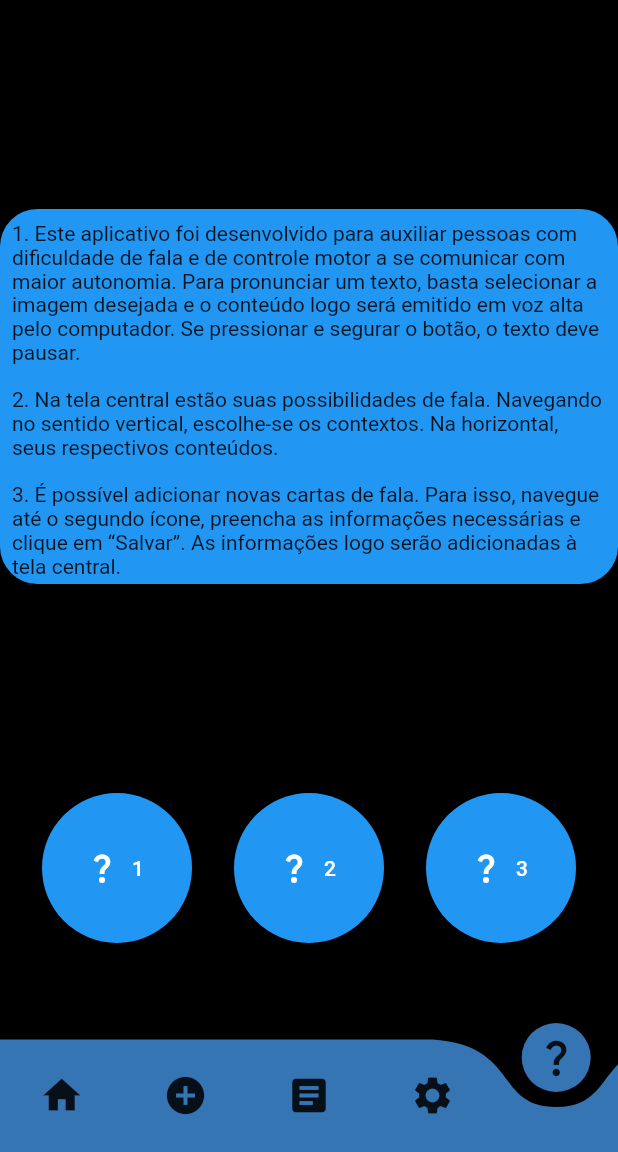
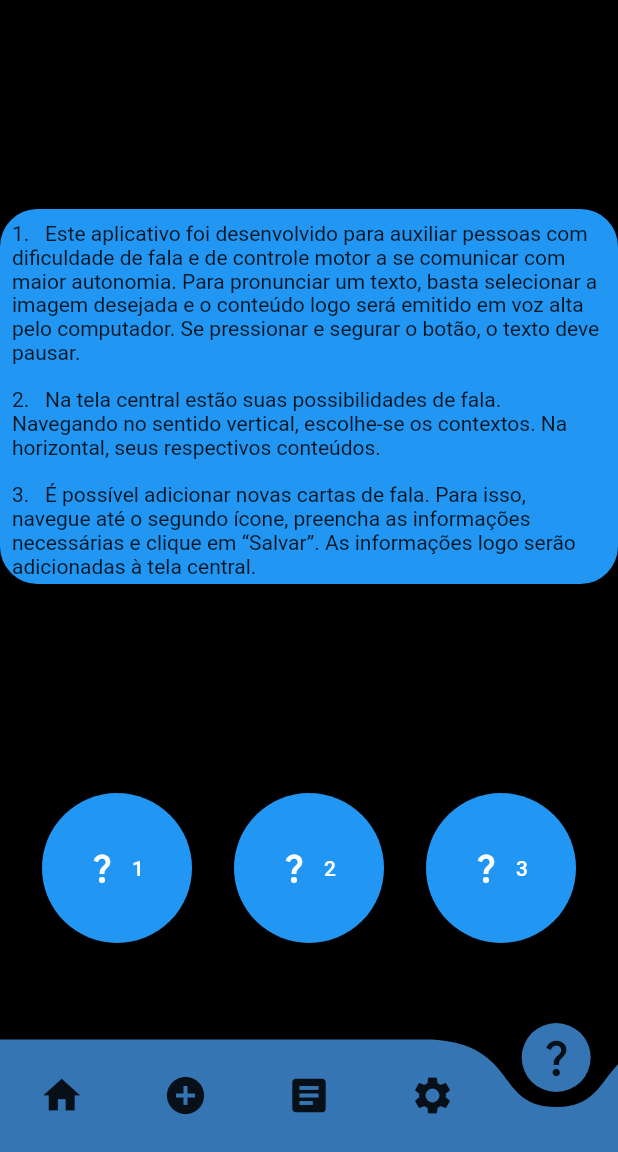
Before and after one commit to BrunoCsr/Todo-Controle-oficial, a Flutter app: the screen it shows after launch, item 5 of the bottom bar chosen, on a phone screen of 412 x 824 dp, the part 84-1236 px from its top. Run offline on Flutter 3.47's test engine with Material 2 defaults, Android fonts, the phone set to English and light mode, and no system bars; drawn by our look-alikes of curved_navigation_bar; our stand-ins replace cross_file, flutter_tts, google_fonts; missing offline and left inert: dart:html, desktop_drop; network calls fail; key blocks and very long unbroken strings in the code were emptied for the run.

Commit message:
fourth commit

```diff
--- a/lib/pages/AboutSceen.dart
+++ b/lib/pages/AboutSceen.dart
@@ -32,11 +32,11 @@ class _AboutScreenState extends State<AboutScreen> {
   }
 
   String texto1 =
-      "1. Este aplicativo foi desenvolvido para auxiliar pessoas com dificuldade de fala e de controle motor a se comunicar com maior autonomia. Para pronunciar um texto, basta selecionar a imagem desejada e o conteúdo logo será emitido em voz alta pelo computador. Se pressionar e segurar o botão, o texto deve pausar.";
+      "Este aplicativo foi desenvolvido para auxiliar pessoas com dificuldade de fala e de controle motor a se comunicar com maior autonomia. Para pronunciar um texto, basta selecionar a imagem desejada e o conteúdo logo será emitido em voz alta pelo computador. Se pressionar e segurar o botão, o texto deve pausar.";
   String texto2 =
-      "2. Na tela central estão suas possibilidades de fala. Navegando no sentido vertical, escolhe-se os contextos. Na horizontal, seus respectivos conteúdos.";
+      "Na tela central estão suas possibilidades de fala. Navegando no sentido vertical, escolhe-se os contextos. Na horizontal, seus respectivos conteúdos.";
   String texto3 =
-      "3. É possível adicionar novas cartas de fala. Para isso, navegue até o segundo ícone, preencha as informações necessárias e clique em “Salvar”. As informações logo serão adicionadas à tela central.";
+      "É possível adicionar novas cartas de fala. Para isso, navegue até o segundo ícone, preencha as informações necessárias e clique em “Salvar”. As informações logo serão adicionadas à tela central.";
 
   FlutterTts flutterTts = FlutterTts();
 
@@ -59,15 +59,15 @@ class _AboutScreenState extends State<AboutScreen> {
                       child: Column(
                         mainAxisAlignment: MainAxisAlignment.center,
                         children: [
-                          Text(texto1),
+                          Text("1.   " + texto1),
                           const SizedBox(
                             height: 15,
                           ),
-                          Text(texto2),
+                          Text("2.   " + texto2),
                           const SizedBox(
                             height: 15,
                           ),
-                          Text(texto3)
+                          Text("3.   " + texto3)
                         ],
                       ),
                     ),
```
